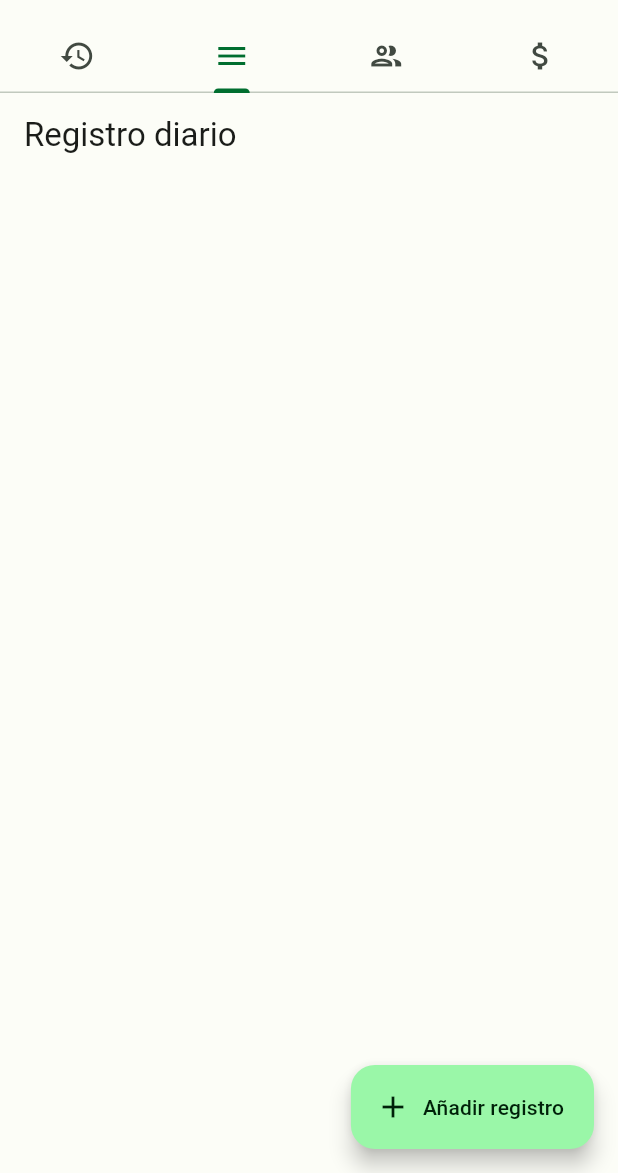
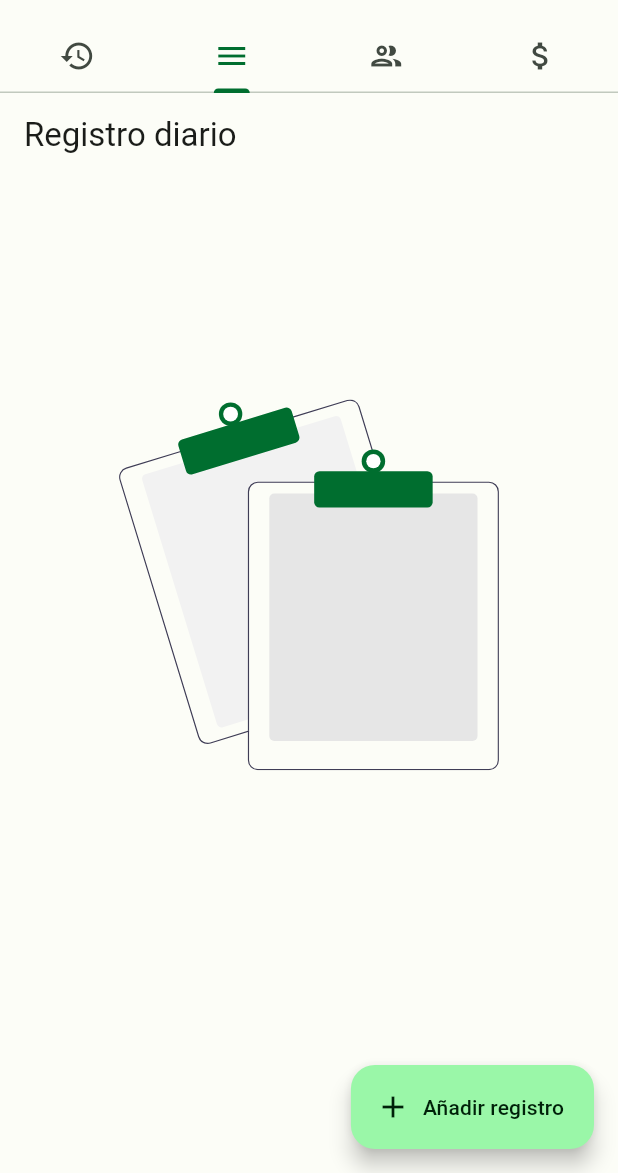
Before and after one commit to noobcooder007/agro-bonsai, a Flutter app: the screen it shows after launch, on a phone screen of 412 x 824 dp, the part 63-1236 px from its top. Run offline on Flutter 3.47's test engine with Material 3 defaults, Android fonts, the phone set to English and light mode, and no system bars; our stand-ins replace flutter_svg.

Commit message:
empty list condition was added to employee and piecework screens

```diff
--- a/lib/presentation/piecework/pages/piecework_page.dart
+++ b/lib/presentation/piecework/pages/piecework_page.dart
@@ -2,6 +2,7 @@ import 'package:agro_bonsai/helpers/current_date.dart';
 import 'package:agro_bonsai/providers/employees/employee_provider.dart';
 import 'package:agro_bonsai/shared/custom_list_tile.dart';
 import 'package:flutter/material.dart';
+import 'package:flutter_svg/svg.dart';
 
 import 'package:provider/provider.dart';
 
@@ -20,6 +21,7 @@ class RegisterPage extends StatefulWidget {
 class _RegisterPageState extends State<RegisterPage> {
   @override
   Widget build(BuildContext context) {
+    final size = MediaQuery.of(context).size;
     final pieceworkProvider = context.watch<PieceworkProvider>();
     final employeeProvider = context.watch<EmployeeProvider>();
 
@@ -27,18 +29,28 @@ class _RegisterPageState extends State<RegisterPage> {
       appBar: AppBar(
         title: const Text('Registro diario'),
       ),
-      body: SingleChildScrollView(
+      body: (pieceworkProvider.pieceworks.isEmpty)
+          ? Center(
+              heightFactor: 2.2,
+              child: SvgPicture.asset(
+                'assets/empty.svg',
+                height: size.height * 0.3,
+              ),
+            )
+          : SingleChildScrollView(
               child: Column(
                 children: [
                   ...pieceworkProvider.pieceworks.map((e) => CustomListTile(
                           leading: const Icon(Icons.person_pin_outlined),
-                    trailing: const Icon(Icons.keyboard_arrow_right_outlined),
+                          trailing:
+                              const Icon(Icons.keyboard_arrow_right_outlined),
                           title: Text(e.fullName),
                           subtitle: [
                             switch (e.fcTypePiecework) {
                               TypePiecework.piece =>
                                 const Text('Jornada por destajo'),
-                        TypePiecework.hours => const Text('Jornada por horas'),
+                              TypePiecework.hours =>
+                                const Text('Jornada por horas'),
                               TypePiecework.none => Container()
                             },
                             Text(CustomFormatDate.parse(e.fdCreatedAt))
--- a/pubspec.yaml
+++ b/pubspec.yaml
@@ -36,6 +36,7 @@ dependencies:
   # Use with the CupertinoIcons class for iOS style icons.
   cupertino_icons: ^1.0.2
   provider:
+  flutter_svg:
 
 dev_dependencies:
   flutter_test:
@@ -60,7 +61,8 @@ flutter:
   uses-material-design: true
 
   # To add assets to your application, add an assets section, like this:
-  # assets:
+  assets:
+    - assets/
   #   - images/a_dot_burr.jpeg
   #   - images/a_dot_ham.jpeg
 
```
Also changed, not shown: lib/presentation/employees/pages/employees_page.dart (+13 -2 lines), assets/empty.svg (added), pubspec.lock. Lines whose indentation alone changed are shown as unchanged.
